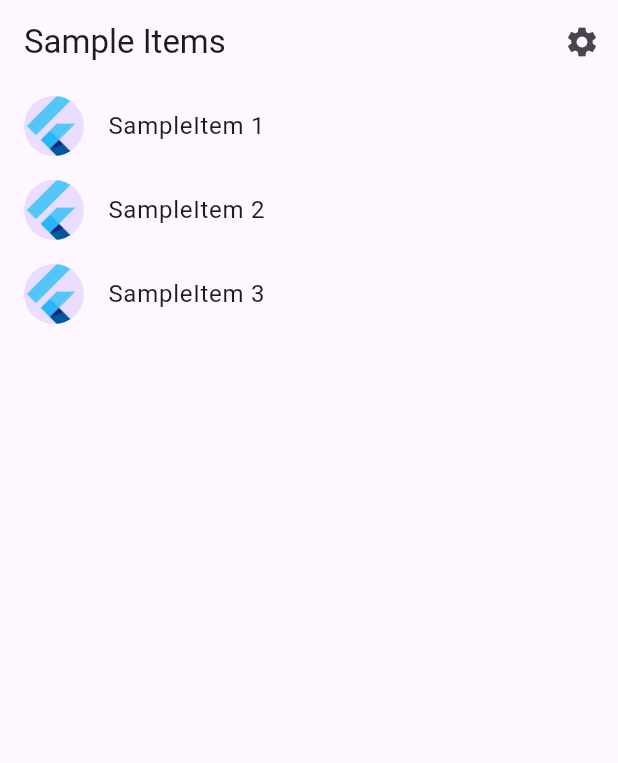
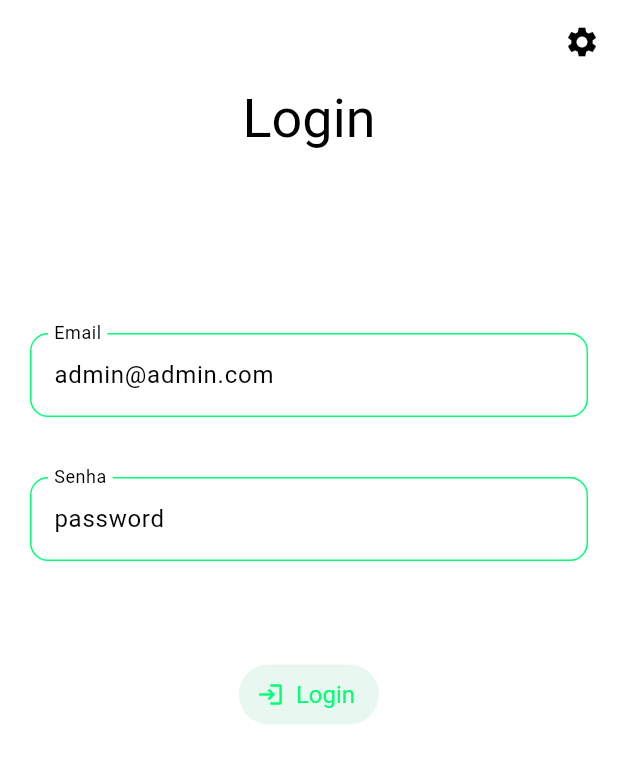
Before and after one commit to MuriloVantini/vantini_shop, a Flutter app: the screen it shows after launch, on a phone screen of 412 x 824 dp. Shown: the top 763 px of the screen. Run offline on Flutter 3.47's test engine with Material 3 defaults, Android fonts, the phone set to English and light mode, and no system bars; generated files the repository leaves out were written again.

Commit message:
feat: adicionar tela de login e customização de tema

```diff
--- a/lib/src/app.dart
+++ b/lib/src/app.dart
@@ -1,9 +1,8 @@
 import 'package:flutter/material.dart';
 import 'package:flutter_gen/gen_l10n/app_localizations.dart';
 import 'package:flutter_localizations/flutter_localizations.dart';
+import 'package:vantini_shop/src/screens/auth/login.dart';
 
-import 'sample_feature/sample_item_details_view.dart';
-import 'sample_feature/sample_item_list_view.dart';
 import 'settings/settings_controller.dart';
 import 'settings/settings_view.dart';
 
@@ -18,14 +17,14 @@ class MyApp extends StatelessWidget {
 
   @override
   Widget build(BuildContext context) {
-    // Glue the SettingsController to the MaterialApp.
-    //
-    // The ListenableBuilder Widget listens to the SettingsController for changes.
-    // Whenever the user updates their settings, the MaterialApp is rebuilt.
+    const Color lightPrimary = Color.fromRGBO(0, 255, 117, 1);
+    const Color darkPrimary = Color.fromRGBO(25, 191, 103, 1);
     return ListenableBuilder(
       listenable: settingsController,
       builder: (BuildContext context, Widget? child) {
         return MaterialApp(
+          debugShowMaterialGrid: false,
+          debugShowCheckedModeBanner: false,
           // Providing a restorationScopeId allows the Navigator built by the
           // MaterialApp to restore the navigation stack when a user leaves and
           // returns to the app after it has been killed while running in the
@@ -42,7 +41,7 @@ class MyApp extends StatelessWidget {
             GlobalCupertinoLocalizations.delegate,
           ],
           supportedLocales: const [
-            Locale('en', ''), // English, no country code
+            Locale('en', 'pt-br'),
           ],
 
           // Use AppLocalizations to configure the correct application title
@@ -50,18 +49,89 @@ class MyApp extends StatelessWidget {
           //
           // The appTitle is defined in .arb files found in the localization
           // directory.
-          onGenerateTitle: (BuildContext context) =>
-              AppLocalizations.of(context)!.appTitle,
+          onGenerateTitle: (BuildContext context) => AppLocalizations.of(context)!.appTitle,
 
-          // Define a light and dark color theme. Then, read the user's
-          // preferred ThemeMode (light, dark, or system default) from the
-          // SettingsController to display the correct theme.
-          theme: ThemeData(),
-          darkTheme: ThemeData.dark(),
+          //LightTheme quando o tema do dispotivo é claro
+          theme: ThemeData(
+            textButtonTheme: TextButtonThemeData(
+              style: ButtonStyle(
+                iconColor: const WidgetStatePropertyAll(lightPrimary),
+                backgroundColor: WidgetStateProperty.resolveWith((states) => states.contains(WidgetState.selected) ? darkPrimary : darkPrimary.withOpacity(0.1)),
+                shadowColor: WidgetStatePropertyAll(darkPrimary.withGreen(255)),
+                animationDuration: const Duration(milliseconds: 500),
+                textStyle: const WidgetStatePropertyAll(TextStyle(color: lightPrimary, fontSize: 16, decoration: TextDecoration.none)),
+              ),
+            ),
+            textTheme: const TextTheme(
+              titleLarge: TextStyle(color: Colors.black, fontSize: 36, fontWeight: FontWeight.normal, decoration: TextDecoration.none),
+            ),
+            primaryColor: lightPrimary,
+            scaffoldBackgroundColor: Colors.white,
+            colorScheme: const ColorScheme(
+              brightness: Brightness.light,
+              primary: lightPrimary,
+              onPrimary: Colors.white,
+              secondary: Color.fromRGBO(13, 13, 14, 1),
+              onSecondary: Colors.white,
+              error: Colors.red,
+              onError: Colors.white,
+              surface: Colors.white,
+              onSurface: Colors.black,
+            ),
+            inputDecorationTheme: InputDecorationTheme(
+              prefixIconColor: lightPrimary.withGreen(150),
+              hintFadeDuration: const Duration(milliseconds: 300),
+              labelStyle: const TextStyle(color: Colors.black),
+              hintStyle: TextStyle(color: Colors.grey[300]!),
+              enabledBorder: OutlineInputBorder(borderSide: const BorderSide(color: lightPrimary, width: 1), borderRadius: BorderRadius.circular(12)),
+              border: OutlineInputBorder(borderRadius: BorderRadius.circular(12), borderSide: const BorderSide(color: lightPrimary, width: 10)),
+              errorBorder: OutlineInputBorder(borderRadius: BorderRadius.circular(12), borderSide: const BorderSide(color: Colors.red, width: 10)),
+              focusedErrorBorder: OutlineInputBorder(borderRadius: BorderRadius.circular(12), borderSide: const BorderSide(color: Colors.red, width: 10)),
+              disabledBorder: OutlineInputBorder(borderRadius: BorderRadius.circular(12), borderSide: BorderSide(color: Colors.grey[300]!)),
+            ),
+          ),
+
+          //DarkTheme quando o tema do dispotivo é escuro
+          darkTheme: ThemeData(
+            textButtonTheme: TextButtonThemeData(
+              style: ButtonStyle(
+                iconColor: const WidgetStatePropertyAll(darkPrimary),
+                backgroundColor: WidgetStateProperty.resolveWith((states) => states.contains(WidgetState.selected) ? darkPrimary : darkPrimary.withOpacity(0.1)),
+                shadowColor: WidgetStatePropertyAll(darkPrimary.withGreen(255)),
+                animationDuration: const Duration(milliseconds: 500),
+                textStyle: const WidgetStatePropertyAll(TextStyle(color: Colors.white, fontSize: 16, decoration: TextDecoration.none)),
+              ),
+            ),
+            textTheme: const TextTheme(
+              titleLarge: TextStyle(color: Colors.white, fontSize: 36, fontWeight: FontWeight.normal, decoration: TextDecoration.none),
+            ),
+            primaryColor: darkPrimary,
+            scaffoldBackgroundColor: const Color.fromARGB(255, 20, 20, 20),
+            colorScheme: const ColorScheme(
+              brightness: Brightness.dark,
+              primary: darkPrimary,
+              onPrimary: Colors.white,
+              secondary: Color.fromRGBO(85, 85, 90, 1),
+              onSecondary: Colors.white,
+              error: Colors.red,
+              onError: Colors.white,
+              surface: Color.fromARGB(255, 20, 20, 20),
+              onSurface: Color.fromARGB(255, 225, 219, 219),
+            ),
+            inputDecorationTheme: InputDecorationTheme(
+              prefixIconColor: darkPrimary.withGreen(96),
+              hintFadeDuration: const Duration(milliseconds: 300),
+              labelStyle: const TextStyle(color: Colors.white),
+              hintStyle: TextStyle(color: Colors.grey[300]!),
+              enabledBorder: OutlineInputBorder(borderSide: const BorderSide(color: darkPrimary, width: 1), borderRadius: BorderRadius.circular(12)),
+              border: OutlineInputBorder(borderRadius: BorderRadius.circular(12), borderSide: const BorderSide(color: darkPrimary, width: 10)),
+              errorBorder: OutlineInputBorder(borderRadius: BorderRadius.circular(12), borderSide: const BorderSide(color: Colors.red, width: 10)),
+              focusedErrorBorder: OutlineInputBorder(borderRadius: BorderRadius.circular(12), borderSide: const BorderSide(color: Colors.red, width: 10)),
+              disabledBorder: OutlineInputBorder(borderRadius: BorderRadius.circular(12), borderSide: BorderSide(color: Colors.grey[300]!)),
+            ),
+          ),
           themeMode: settingsController.themeMode,
 
-          // Define a function to handle named routes in order to support
-          // Flutter web url navigation and deep linking.
           onGenerateRoute: (RouteSettings routeSettings) {
             return MaterialPageRoute<void>(
               settings: routeSettings,
@@ -69,11 +139,8 @@ class MyApp extends StatelessWidget {
                 switch (routeSettings.name) {
                   case SettingsView.routeName:
                     return SettingsView(controller: settingsController);
-                  case SampleItemDetailsView.routeName:
-                    return const SampleItemDetailsView();
-                  case SampleItemListView.routeName:
                   default:
-                    return const SampleItemListView();
+                    return const LoginPage();
                 }
               },
             );
--- a/lib/src/sample_feature/sample_item.dart
+++ /dev/null
@@ -1,6 +0,0 @@
-/// A placeholder class that represents an entity or model.
-class SampleItem {
-  const SampleItem(this.id);
-
-  final int id;
-}
--- a/lib/src/sample_feature/sample_item_details_view.dart
+++ /dev/null
@@ -1,20 +0,0 @@
-import 'package:flutter/material.dart';
-
-/// Displays detailed information about a SampleItem.
-class SampleItemDetailsView extends StatelessWidget {
-  const SampleItemDetailsView({super.key});
-
-  static const routeName = '/sample_item';
-
-  @override
-  Widget build(BuildContext context) {
-    return Scaffold(
-      appBar: AppBar(
-        title: const Text('Item Details'),
-      ),
-      body: const Center(
-        child: Text('More Information Here'),
-      ),
-    );
-  }
-}
--- a/lib/src/sample_feature/sample_item_list_view.dart
+++ /dev/null
@@ -1,71 +0,0 @@
-import 'package:flutter/material.dart';
-
-import '../settings/settings_view.dart';
-import 'sample_item.dart';
-import 'sample_item_details_view.dart';
-
-/// Displays a list of SampleItems.
-class SampleItemListView extends StatelessWidget {
-  const SampleItemListView({
-    super.key,
-    this.items = const [SampleItem(1), SampleItem(2), SampleItem(3)],
-  });
-
-  static const routeName = '/';
-
-  final List<SampleItem> items;
-
-  @override
-  Widget build(BuildContext context) {
-    return Scaffold(
-      appBar: AppBar(
-        title: const Text('Sample Items'),
-        actions: [
-          IconButton(
-            icon: const Icon(Icons.settings),
-            onPressed: () {
-              // Navigate to the settings page. If the user leaves and returns
-              // to the app after it has been killed while running in the
-              // background, the navigation stack is restored.
-              Navigator.restorablePushNamed(context, SettingsView.routeName);
-            },
-          ),
-        ],
-      ),
-
-      // To work with lists that may contain a large number of items, it’s best
-      // to use the ListView.builder constructor.
-      //
-      // In contrast to the default ListView constructor, which requires
-      // building all Widgets up front, the ListView.builder constructor lazily
-      // builds Widgets as they’re scrolled into view.
-      body: ListView.builder(
-        // Providing a restorationId allows the ListView to restore the
-        // scroll position when a user leaves and returns to the app after it
-        // has been killed while running in the background.
-        restorationId: 'sampleItemListView',
-        itemCount: items.length,
-        itemBuilder: (BuildContext context, int index) {
-          final item = items[index];
-
-          return ListTile(
-            title: Text('SampleItem ${item.id}'),
-            leading: const CircleAvatar(
-              // Display the Flutter Logo image asset.
-              foregroundImage: AssetImage('assets/images/flutter_logo.png'),
-            ),
-            onTap: () {
-              // Navigate to the details page. If the user leaves and returns to
-              // the app after it has been killed while running in the
-              // background, the navigation stack is restored.
-              Navigator.restorablePushNamed(
-                context,
-                SampleItemDetailsView.routeName,
-              );
-            }
-          );
-        },
-      ),
-    );
-  }
-}
--- /dev/null
+++ b/lib/src/screens/auth/login.dart
@@ -0,0 +1,82 @@
+import 'package:flutter/material.dart';
+import 'package:vantini_shop/src/settings/settings_view.dart';
+
+class LoginPage extends StatefulWidget {
+  const LoginPage({super.key});
+
+  @override
+  State<LoginPage> createState() => _LoginPageState();
+  static const routeName = '/login';
+}
+
+class _LoginPageState extends State<LoginPage> {
+  TextEditingController emailController = TextEditingController();
+  TextEditingController passwordController = TextEditingController();
+
+  @override
+  void initState() {
+    emailController.text = 'admin@admin.com';
+    passwordController.text = 'password';
+    super.initState();
+  }
+
+  @override
+  void dispose() {
+    super.dispose();
+  }
+
+  GlobalKey<FormState> formKey = GlobalKey<FormState>();
+  @override
+  Widget build(BuildContext context) {
+    return Scaffold(
+      appBar: AppBar(
+        actions: [
+          IconButton(
+              onPressed: () {
+                //Navega através de rotas nomeadas e guarda antiga página na pilha de navegação
+                Navigator.pushNamed(context, SettingsView.routeName);
+              },
+              icon: const Icon(Icons.settings))
+        ],
+      ),
+      body: SingleChildScrollView(
+        padding: const EdgeInsets.symmetric(horizontal: 20),
+        child: Form(
+          key: formKey,
+          child: Column(
+            crossAxisAlignment: CrossAxisAlignment.center,
+            children: <Widget>[
+              Center(child: Text('Login', style: Theme.of(context).textTheme.titleLarge, textAlign: TextAlign.center)),
+              const SizedBox(height: 120),
+
+              //Email
+              TextFormField(
+                controller: emailController,
+                decoration: const InputDecoration(labelText: 'Email'),
+              ),
+
+              const SizedBox(height: 40),
+
+              //Senha
+              Column(
+                crossAxisAlignment: CrossAxisAlignment.start,
+                children: [
+                  TextFormField(
+                    controller: passwordController,
+                    decoration: const InputDecoration(labelText: 'Senha'),
+                  ),
+                  const Padding(
+                    padding: EdgeInsets.only(left: 8, top: 5),
+                    child: Text('Esqueceu a senha?', style: TextStyle(color: Colors.white38)),
+                  ),
+                ],
+              ),
+              const SizedBox(height: 40),
+              TextButton.icon(onPressed: () {}, label: const Text('Login'), icon: const Icon(Icons.login))
+            ],
+          ),
+        ),
+      ),
+    );
+  }
+}
```
